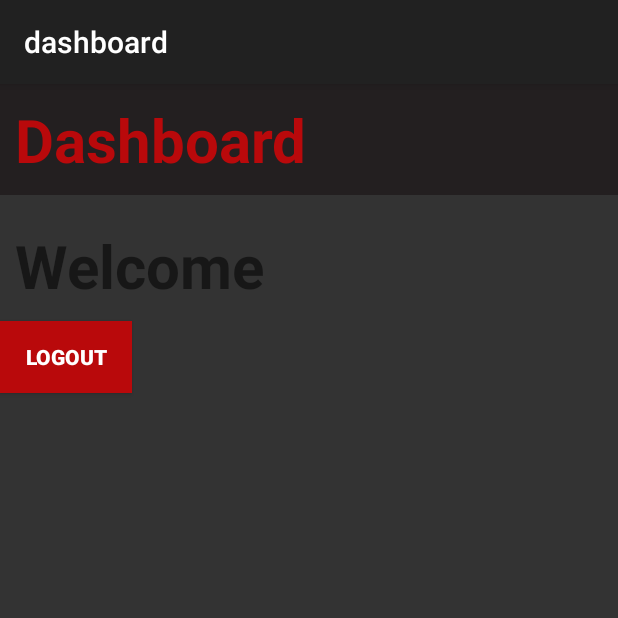
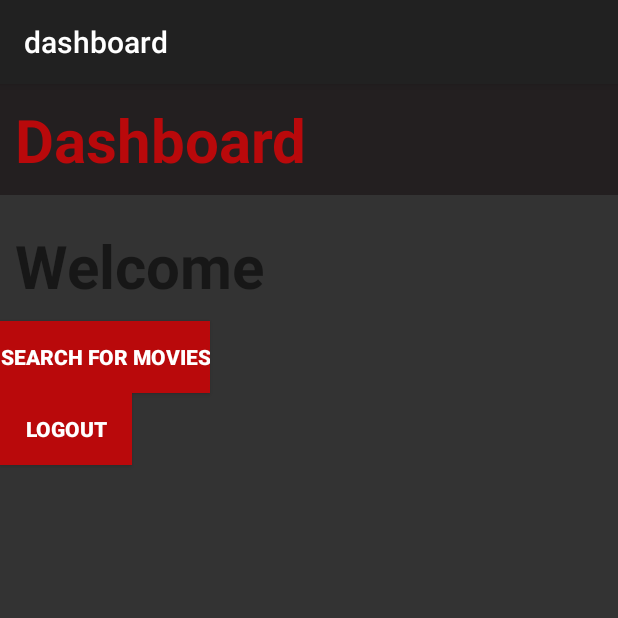
Before and after one commit to DoYouWantToBuildAProgram/Recs-From-Techs, an Android app: the dashboard screen opened directly, with no data from a screen before it, on a phone screen of 412 x 824 dp, the top half of it. Run offline under Robolectric (Android 15) with nearby library versions, the phone set to English and light mode, and no system bars; 1 statement that could not run was skipped.

```diff
--- a/app/build.gradle
+++ b/app/build.gradle
@@ -23,4 +23,6 @@ dependencies {
     compile fileTree(dir: 'libs', include: ['*.jar'])
     compile 'com.android.support:appcompat-v7:22.1.1'
     compile 'com.android.support:design:22.+'
+    compile 'com.android.support:recyclerview-v7:+'
+    compile project(':volley')
 }
--- a/app/src/main/AndroidManifest.xml
+++ b/app/src/main/AndroidManifest.xml
@@ -27,6 +27,10 @@
         <activity
             android:name=".dashboard"
             android:label="@string/title_activity_dashboard"
+            android:theme="@style/AppTheme.NoActionBar" />
+        <activity
+            android:name=".VolleyActivityTest"
+            android:label="@string/title_activity_volley_activity_test"
             android:theme="@style/AppTheme.NoActionBar"></activity>
     </application>
 
--- a/app/src/main/res/layout/content_dashboard.xml
+++ b/app/src/main/res/layout/content_dashboard.xml
@@ -39,6 +39,16 @@
         />
 
     <Button
+    android:layout_width="wrap_content"
+    android:layout_height="wrap_content"
+    android:text="Search for Movies"
+    android:onClick="movieSearch"
+    android:background="#B9090B"
+    android:textColor="#FFFFFF"
+    android:textStyle = "bold"
+    />
+
+    <Button
         android:layout_width="wrap_content"
         android:layout_height="wrap_content"
 
--- a/app/src/main/res/layout/content_register.xml
+++ b/app/src/main/res/layout/content_register.xml
@@ -63,8 +63,6 @@
         android:layout_width="wrap_content"
         android:layout_height="wrap_content"
         android:text="@string/register_button"
-
-        android:textStyle="bold"
         android:padding="10dp"
         android:onClick="addUser"
         android:textSize="18sp"
--- a/app/src/main/res/values/dimens.xml
+++ b/app/src/main/res/values/dimens.xml
@@ -3,4 +3,7 @@
     <dimen name="activity_horizontal_margin">16dp</dimen>
     <dimen name="activity_vertical_margin">16dp</dimen>
     <dimen name="fab_margin">16dp</dimen>
+    <dimen name="app_bar_height">200dp</dimen>
+    <dimen name="item_width">200dp</dimen>
+    <dimen name="text_margin">16dp</dimen>
 </resources>
--- a/app/src/main/res/values/strings.xml
+++ b/app/src/main/res/values/strings.xml
@@ -19,4 +19,7 @@
     <string name="confirmpass">Confirm Password</string>
     <string name="major">Enter Your Major</string>
     <string name="email">Enter Your Email</string>
+    <string name="title_activity_volley_activity_test">VolleyActivityTest</string>
+    <string name="movieSearch">Search</string>
+
 </resources>
--- a/settings.gradle
+++ b/settings.gradle
@@ -1 +1 @@
-include ':app'
+include ':app', ':volley'
```
Also changed, not shown: app/src/main/java/com/example/erica/recsfromtechs/MainActivity.java (+8 -3 lines), app/src/main/java/com/example/erica/recsfromtechs/dashboard.java (+7 -3 lines), 1 other file.
